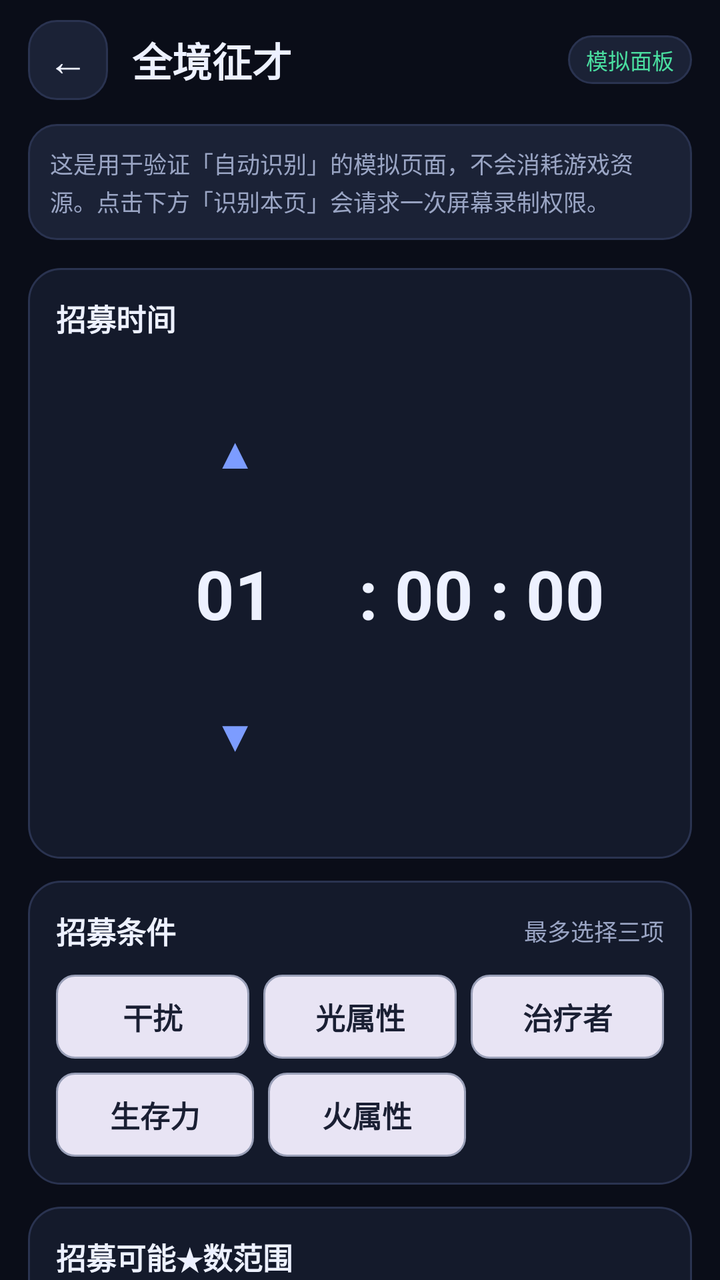
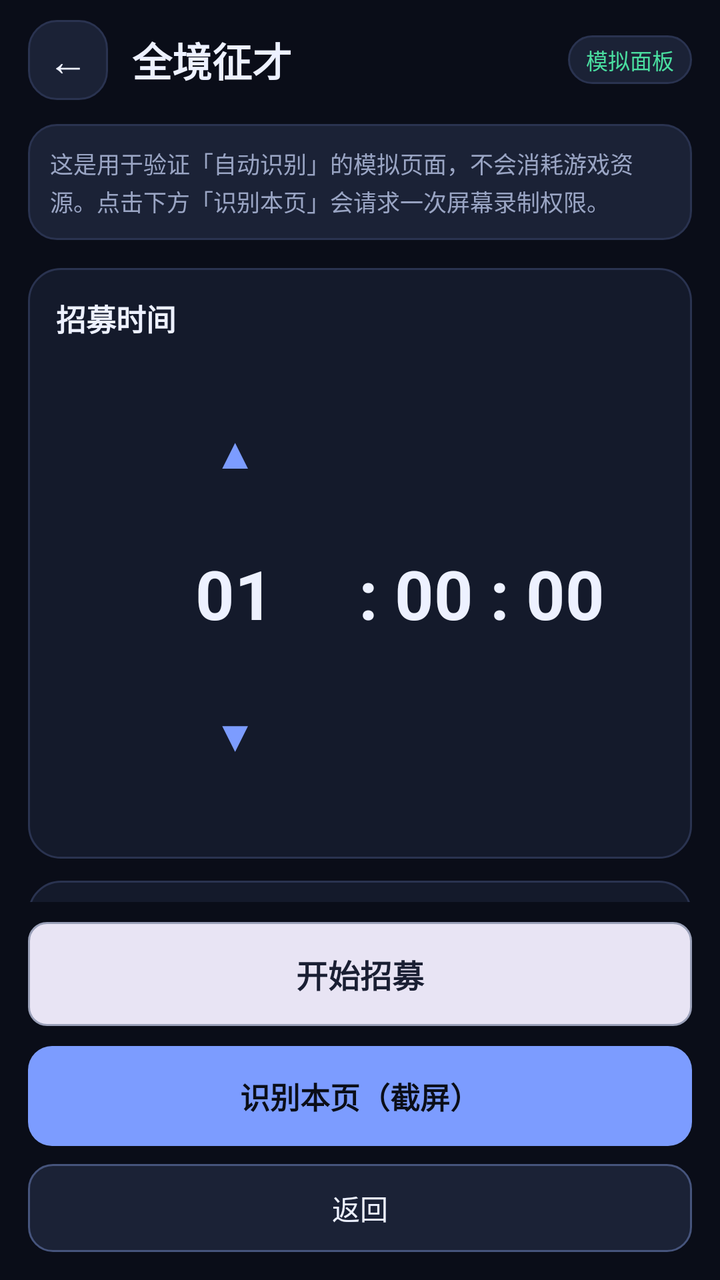

Before-and-after screenshots of an Android layout around one commit, followed by the original layout XML and the change that was made.
<!-- AndroidManifest.xml: application theme Theme.App -->
<!-- res/layout/activity_demo_panel.xml -->
<?xml version="1.0" encoding="utf-8"?>
<ScrollView xmlns:android="http://schemas.android.com/apk/res/android"
    android:layout_width="match_parent"
    android:layout_height="match_parent"
    android:background="#0A0D18"
    android:fillViewport="true"
    android:scrollbars="none">

    <LinearLayout
        android:layout_width="match_parent"
        android:layout_height="wrap_content"
        android:orientation="vertical"
        android:paddingStart="14dp"
        android:paddingTop="10dp"
        android:paddingEnd="14dp"
        android:paddingBottom="22dp">

        <LinearLayout
            android:layout_width="match_parent"
            android:layout_height="wrap_content"
            android:gravity="center_vertical"
            android:orientation="horizontal">

            <TextView
                android:id="@+id/btnBack"
                android:layout_width="40dp"
                android:layout_height="40dp"
                android:background="@drawable/bg_card_soft"
                android:gravity="center"
                android:text="←"
                android:textColor="@color/text"
                android:textSize="20sp" />

            <TextView
                android:layout_width="0dp"
                android:layout_height="wrap_content"
                android:layout_marginStart="12dp"
                android:layout_weight="1"
                android:text="全境征才"
                android:textColor="@color/text"
                android:textSize="20sp"
                android:textStyle="bold" />

            <TextView
                android:layout_width="wrap_content"
                android:layout_height="wrap_content"
                android:background="@drawable/bg_card_soft"
                android:paddingStart="9dp"
                android:paddingTop="4dp"
                android:paddingEnd="9dp"
                android:paddingBottom="4dp"
                android:text="模拟面板"
                android:textColor="@color/accent"
                android:textSize="11sp" />
        </LinearLayout>

        <TextView
            android:layout_width="match_parent"
            android:layout_height="wrap_content"
            android:layout_marginTop="12dp"
            android:background="@drawable/bg_card_soft"
            android:lineSpacingExtra="2dp"
            android:padding="11dp"
            android:text="这是用于验证「自动识别」的模拟页面，不会消耗游戏资源。点击下方「识别本页」会请求一次屏幕录制权限。"
            android:textColor="@color/text_dim"
            android:textSize="11.5sp" />

        <LinearLayout
            android:layout_width="match_parent"
            android:layout_height="wrap_content"
            android:layout_marginTop="14dp"
            android:background="@drawable/bg_card"
            android:orientation="vertical"
            android:padding="14dp">

            <TextView
                android:layout_width="wrap_content"
                android:layout_height="wrap_content"
                android:text="招募时间"
                android:textColor="@color/text"
                android:textSize="15sp"
                android:textStyle="bold" />

            <LinearLayout
                android:layout_width="match_parent"
                android:layout_height="wrap_content"
                android:layout_marginTop="8dp"
                android:gravity="center"
                android:orientation="horizontal">

                <LinearLayout
                    android:layout_width="wrap_content"
                    android:layout_height="wrap_content"
                    android:gravity="center"
                    android:orientation="vertical">

                    <TextView
                        android:id="@+id/hourUp"
                        android:layout_width="120dp"
                        android:layout_height="96dp"
                        android:background="?attr/selectableItemBackground"
                        android:gravity="center"
                        android:text="▲"
                        android:textColor="@color/primary"
                        android:textSize="22sp" />

                    <TextView
                        android:id="@+id/hourText"
                        android:layout_width="120dp"
                        android:layout_height="wrap_content"
                        android:gravity="center"
                        android:text="01"
                        android:textColor="@color/text"
                        android:textSize="34sp"
                        android:textStyle="bold" />

                    <TextView
                        android:id="@+id/hourDown"
                        android:layout_width="120dp"
                        android:layout_height="96dp"
                        android:background="?attr/selectableItemBackground"
                        android:gravity="center"
                        android:text="▼"
                        android:textColor="@color/primary"
                        android:textSize="22sp" />
                </LinearLayout>

                <TextView
                    android:layout_width="wrap_content"
                    android:layout_height="wrap_content"
                    android:layout_marginStart="2dp"
                    android:text=": 00 : 00"
                    android:textColor="@color/text"
                    android:textSize="34sp"
                    android:textStyle="bold" />
            </LinearLayout>
        </LinearLayout>

        <LinearLayout
            android:layout_width="match_parent"
            android:layout_height="wrap_content"
            android:layout_marginTop="11dp"
            android:background="@drawable/bg_card"
            android:orientation="vertical"
            android:padding="14dp">

            <LinearLayout
                android:layout_width="match_parent"
                android:layout_height="wrap_content"
                android:gravity="center_vertical"
                android:orientation="horizontal">

                <TextView
                    android:layout_width="wrap_content"
                    android:layout_height="wrap_content"
                    android:text="招募条件"
                    android:textColor="@color/text"
                    android:textSize="15sp"
                    android:textStyle="bold" />

                <Space
                    android:layout_width="0dp"
                    android:layout_height="1dp"
                    android:layout_weight="1" />

                <TextView
                    android:layout_width="wrap_content"
                    android:layout_height="wrap_content"
                    android:text="最多选择三项"
                    android:textColor="@color/text_dim"
                    android:textSize="11.5sp" />
            </LinearLayout>

            <LinearLayout
                android:layout_width="match_parent"
                android:layout_height="wrap_content"
                android:layout_marginTop="11dp"
                android:orientation="horizontal">

                <TextView
                    android:id="@+id/tag1"
                    style="@style/DemoTag"
                    android:text="干扰" />

                <TextView
                    android:id="@+id/tag2"
                    style="@style/DemoTag"
                    android:layout_marginStart="7dp"
                    android:text="光属性" />

                <TextView
                    android:id="@+id/tag3"
                    style="@style/DemoTag"
                    android:layout_marginStart="7dp"
                    android:text="治疗者" />
            </LinearLayout>

            <LinearLayout
                android:layout_width="match_parent"
                android:layout_height="wrap_content"
                android:layout_marginTop="7dp"
                android:orientation="horizontal">

                <TextView
                    android:id="@+id/tag4"
                    style="@style/DemoTag"
                    android:text="生存力" />

                <TextView
                    android:id="@+id/tag5"
                    style="@style/DemoTag"
                    android:layout_marginStart="7dp"
                    android:text="火属性" />

                <View
                    android:layout_width="0dp"
                    android:layout_height="1dp"
                    android:layout_weight="1" />
            </LinearLayout>
        </LinearLayout>

        <LinearLayout
            android:layout_width="match_parent"
            android:layout_height="wrap_content"
            android:layout_marginTop="11dp"
            android:background="@drawable/bg_card"
            android:orientation="vertical"
            android:padding="14dp">

            <TextView
                android:layout_width="wrap_content"
                android:layout_height="wrap_content"
                android:text="招募可能★数范围"
                android:textColor="@color/text"
                android:textSize="15sp"
                android:textStyle="bold" />

            <LinearLayout
                android:layout_width="match_parent"
                android:layout_height="wrap_content"
                android:layout_marginTop="9dp"
                android:orientation="horizontal">

                <TextView
                    android:layout_width="0dp"
                    android:layout_height="34dp"
                    android:layout_weight="1"
                    android:background="@drawable/bg_button_primary"
                    android:gravity="center"
                    android:text="★ 0"
                    android:textColor="#0B0E18"
                    android:textSize="13sp"
                    android:textStyle="bold" />

                <TextView
                    android:layout_width="0dp"
                    android:layout_height="34dp"
                    android:layout_marginStart="7dp"
                    android:layout_weight="1"
                    android:background="@drawable/bg_button_primary"
                    android:gravity="center"
                    android:text="★ 1"
                    android:textColor="#0B0E18"
                    android:textSize="13sp"
                    android:textStyle="bold" />

                <TextView
                    android:layout_width="0dp"
                    android:layout_height="34dp"
                    android:layout_marginStart="7dp"
                    android:layout_weight="1"
                    android:background="@drawable/bg_card_soft"
                    android:gravity="center"
                    android:text="★ 2"
                    android:textColor="#5F6A88"
                    android:textSize="13sp" />
            </LinearLayout>
        </LinearLayout>

        <TextView
            android:id="@+id/demoStatus"
            android:layout_width="match_parent"
            android:layout_height="wrap_content"
            android:layout_marginTop="12dp"
            android:gravity="center"
            android:text=""
            android:textColor="@color/accent"
            android:textSize="12sp" />

        <TextView
            android:id="@+id/btnStartRecruit"
            android:layout_width="match_parent"
            android:layout_height="52dp"
            android:layout_marginTop="10dp"
            android:background="@drawable/bg_demo_tag"
            android:gravity="center"
            android:text="开始招募"
            android:textColor="#1A1F33"
            android:textSize="16sp"
            android:textStyle="bold" />

        <TextView
            android:id="@+id/btnCaptureDemo"
            android:layout_width="match_parent"
            android:layout_height="50dp"
            android:layout_marginTop="10dp"
            android:background="@drawable/bg_button_primary"
            android:gravity="center"
            android:text="识别本页（截屏）"
            android:textColor="#0B0E18"
            android:textSize="15sp"
            android:textStyle="bold" />

        <TextView
            android:id="@+id/btnClose"
            android:layout_width="match_parent"
            android:layout_height="44dp"
            android:layout_marginTop="9dp"
            android:background="@drawable/bg_button_outline"
            android:gravity="center"
            android:text="返回"
            android:textColor="@color/text"
            android:textSize="14sp" />
    </LinearLayout>
</ScrollView>
<!-- resources referenced by this layout -->
<resources>
  <color name="accent">#4ADEA0</color>
  <color name="primary">#7C9CFF</color>
  <color name="text">#EDF1FF</color>
  <color name="text_dim">#9AA5C4</color>
  <!-- drawable bg_button_outline (drawable) -->
  <?xml version="1.0" encoding="utf-8"?>
  <ripple xmlns:android="http://schemas.android.com/apk/res/android" android:color="#33FFFFFF">
      <item>
          <shape android:shape="rectangle">
              <solid android:color="@color/surface_2" />
              <stroke android:width="1dp" android:color="#46547C" />
              <corners android:radius="12dp" />
          </shape>
      </item>
  </ripple>
  <!-- drawable bg_button_primary (drawable) -->
  <?xml version="1.0" encoding="utf-8"?>
  <ripple xmlns:android="http://schemas.android.com/apk/res/android" android:color="#66FFFFFF">
      <item>
          <shape android:shape="rectangle">
              <solid android:color="@color/primary" />
              <corners android:radius="12dp" />
          </shape>
      </item>
  </ripple>
  <!-- drawable bg_card (drawable) -->
  <?xml version="1.0" encoding="utf-8"?>
  <shape xmlns:android="http://schemas.android.com/apk/res/android" android:shape="rectangle">
      <solid android:color="@color/surface" />
      <stroke android:width="1dp" android:color="@color/stroke" />
      <corners android:radius="16dp" />
  </shape>
  <!-- drawable bg_card_soft (drawable) -->
  <?xml version="1.0" encoding="utf-8"?>
  <shape xmlns:android="http://schemas.android.com/apk/res/android" android:shape="rectangle">
      <solid android:color="@color/surface_2" />
      <stroke android:width="1dp" android:color="@color/stroke" />
      <corners android:radius="14dp" />
  </shape>
  <!-- drawable bg_demo_tag (drawable) -->
  <?xml version="1.0" encoding="utf-8"?>
  <selector xmlns:android="http://schemas.android.com/apk/res/android">
      <item android:state_selected="true">
          <shape android:shape="rectangle">
              <solid android:color="#2C3F73" />
              <stroke android:width="2dp" android:color="@color/primary" />
              <corners android:radius="9dp" />
          </shape>
      </item>
      <item>
          <shape android:shape="rectangle">
              <solid android:color="#E8E4F4" />
              <stroke android:width="1dp" android:color="#9AA0B8" />
              <corners android:radius="9dp" />
          </shape>
      </item>
  </selector>
  <style name="DemoTag">
          <item name="android:layout_width">0dp</item>
          <item name="android:layout_height">42dp</item>
          <item name="android:layout_weight">1</item>
          <item name="android:background">@drawable/bg_demo_tag</item>
          <item name="android:gravity">center</item>
          <item name="android:textColor">@color/demo_tag_text</item>
          <item name="android:textSize">15sp</item>
          <item name="android:textStyle">bold</item>
      </style>
  <style name="Theme.App" parent="Theme.Material3.Dark.NoActionBar">
          <item name="colorPrimary">@color/primary</item>
          <item name="colorOnPrimary">#0B0E18</item>
          <item name="colorSecondary">@color/accent</item>
          <item name="android:colorBackground">@color/bg</item>
          <item name="colorSurface">@color/surface</item>
          <item name="colorSurfaceVariant">@color/surface_2</item>
          <item name="colorOnSurface">@color/text</item>
          <item name="colorOnSurfaceVariant">@color/text_dim</item>
          <item name="android:statusBarColor">@color/bg</item>
          <item name="android:navigationBarColor">@color/bg</item>
          <item name="android:windowLightStatusBar">false</item>
          <item name="materialAlertDialogTheme">@style/ThemeOverlay.App.Dialog</item>
      </style>
  <color name="surface_2">#1B2236</color>
  <color name="surface">#141A2B</color>
  <color name="stroke">#2A3350</color>
  <color name="bg">#0B0E18</color>
  <style name="ThemeOverlay.App.Dialog" parent="ThemeOverlay.Material3.MaterialAlertDialog">
          <item name="colorSurface">@color/surface</item>
          <item name="colorOnSurface">@color/text</item>
      </style>
</resources>

<!-- the commit's change to res/layout/activity_demo_panel.xml (unified diff, before → after) -->
@@ -1,10 +1,16 @@
 <?xml version="1.0" encoding="utf-8"?>
-<ScrollView xmlns:android="http://schemas.android.com/apk/res/android"
+<LinearLayout xmlns:android="http://schemas.android.com/apk/res/android"
     android:layout_width="match_parent"
     android:layout_height="match_parent"
     android:background="#0A0D18"
-    android:fillViewport="true"
-    android:scrollbars="none">
+    android:orientation="vertical">
+
+    <ScrollView
+        android:layout_width="match_parent"
+        android:layout_height="0dp"
+        android:layout_weight="1"
+        android:fillViewport="true"
+        android:scrollbars="none">
 
     <LinearLayout
         android:layout_width="match_parent"
@@ -287,6 +293,17 @@
             android:textColor="@color/accent"
             android:textSize="12sp" />
 
+    </LinearLayout>
+    </ScrollView>
+
+    <LinearLayout
+        android:layout_width="match_parent"
+        android:layout_height="wrap_content"
+        android:orientation="vertical"
+        android:paddingStart="14dp"
+        android:paddingEnd="14dp"
+        android:paddingBottom="14dp">
+
         <TextView
             android:id="@+id/btnStartRecruit"
             android:layout_width="match_parent"
@@ -322,4 +339,4 @@
             android:textColor="@color/text"
             android:textSize="14sp" />
     </LinearLayout>
-</ScrollView>
+</LinearLayout>
